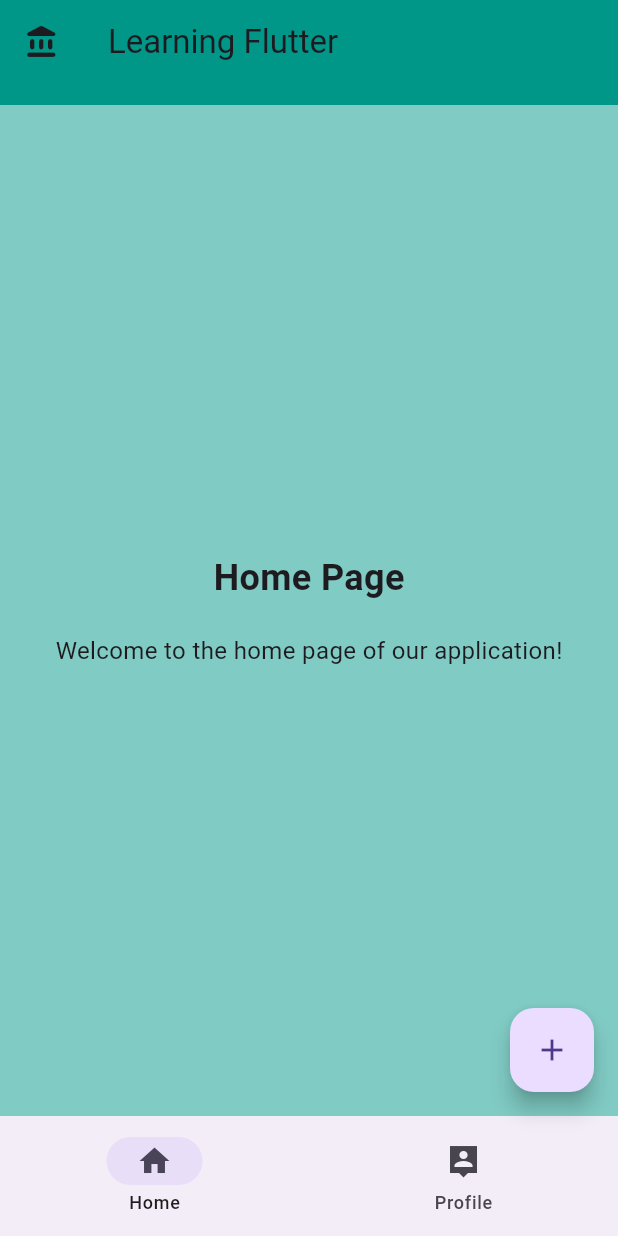
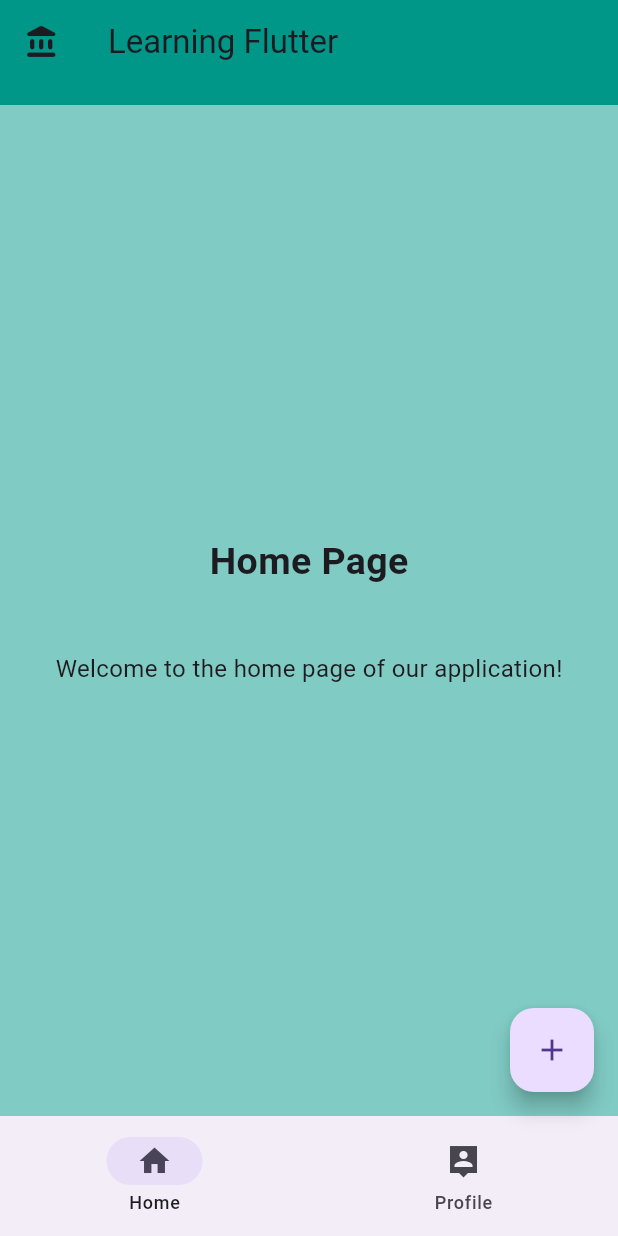
Before and after one commit to syash5/flutter-sample, a Flutter app: the screen it shows after launch, on a phone screen of 412 x 824 dp. Run offline on Flutter 3.47's test engine with Material 3 defaults, Android fonts, the phone set to English and light mode, and no system bars; Roboto replaces fonts that are missing (NotoSans).

```diff
--- /dev/null
+++ b/lib/core/constants/noto_style_constants.dart
@@ -0,0 +1,19 @@
+import 'package:flutter/material.dart';
+
+class NotoSansStyles {
+  NotoSansStyles._();
+
+  static const String _fontFamily = 'NotoSans';
+
+  static final TextStyle text6_regular = TextStyle(
+    fontFamily: _fontFamily,
+    fontWeight: FontWeight.normal,
+    fontSize: 6,
+  );
+
+  static final TextStyle text25_extraBold = TextStyle(
+    fontFamily: _fontFamily,
+    fontWeight: FontWeight.w700,
+    fontSize: 25,
+  );
+}
--- /dev/null
+++ b/lib/core/constants/theme_constant.dart
@@ -0,0 +1,6 @@
+import 'package:flutter/material.dart';
+
+class ThemeConstant {
+  // Todo: define the theme data and use it in the root
+  static final ThemeData lightTheme = ThemeData();
+}
--- a/lib/feature/body_screen/body_screen.dart
+++ b/lib/feature/body_screen/body_screen.dart
@@ -4,16 +4,17 @@ import 'package:flutter_sample/feature/profilepage/profile_page.dart';
 
 class BodyScreen extends StatelessWidget {
   final int navigationMenuIndex;
-  const BodyScreen({super.key,required this.navigationMenuIndex});
+  const BodyScreen({super.key, required this.navigationMenuIndex});
 
   @override
   Widget build(BuildContext context) {
-    if(navigationMenuIndex == 0) {
+    if (navigationMenuIndex == 0) {
       return HomePage();
     } else if (navigationMenuIndex == 1) {
       return ProfilePage();
     } else {
       return Center(
+        // TODO: add all the constants properly
         child: Text('Invalid Menu Index'),
       );
     }
--- a/lib/feature/default_home_screen/default_home_page.dart
+++ b/lib/feature/default_home_screen/default_home_page.dart
@@ -1,6 +1,7 @@
 import 'package:flutter/material.dart';
 import 'package:flutter_sample/core/common_widgets/molecules/common_app_bar_widget.dart';
 import 'package:flutter_sample/core/constants/string_constants.dart';
+import 'package:flutter_sample/core/utils/ui_helper.dart';
 import 'package:flutter_sample/feature/body_screen/body_screen.dart';
 
 class DefaultHomePage extends StatefulWidget {
@@ -18,20 +19,27 @@ class _DefaultHomePageState extends State<DefaultHomePage> {
   Widget build(BuildContext context) {
     return Scaffold(
       appBar: CommonAppBar(),
-      drawer: SafeArea(
-        child: Drawer(
-          child: Column(
-            children: [
-              DrawerHeader(child: Text('Drawer')),
-              ListTile(title: Text('Logout')),
-            ],
-          ),
+      // TODO: add proper drawer implmentation
+      drawer: Drawer(
+        child: Column(
+          children: [
+            // TODO: add all the constants properly
+            DrawerHeader(child: Text('Drawer')),
+            ListTile(title: Text('Logout')),
+          ],
         ),
       ),
       floatingActionButton: FloatingActionButton(
         onPressed: () {
           appName = "Changed";
+          // TODO: foundation package has the debug mode so add the kDebugMode so that this line
+          //  doesn't get executed on the profile or release mode
           print('button clicked');
+          // TODO: snackbar implmentation and duration and error, success etc.
+          // UIHelper.snackBar(message, context, duration: SnackbarDuration.long, type: SnackBarType
+          // .success);
+
+          UIHelper.showMyDialog(context);
           setState(() {});
         },
         child: Icon(Icons.add),
@@ -40,6 +48,7 @@ class _DefaultHomePageState extends State<DefaultHomePage> {
       backgroundColor: Colors.teal[200],
       bottomNavigationBar: NavigationBar(
         destinations: [
+          // TODO: add all the constants properly
           NavigationDestination(icon: Icon(Icons.home), label: 'Home'),
           NavigationDestination(icon: Icon(Icons.person_pin_sharp), label: 'Profile'),
         ],
@@ -47,6 +56,8 @@ class _DefaultHomePageState extends State<DefaultHomePage> {
         onDestinationSelected: (int value) {
           selectedIndex = value;
           setState(() {});
+          // TODO: foundation package has the debug mode so add the kDebugMode so that this line
+          //  doesn't get executed on the profile or release mode
           print(value);
         },
       ),
--- a/lib/feature/homepage/home_page.dart
+++ b/lib/feature/homepage/home_page.dart
@@ -1,5 +1,5 @@
 import 'package:flutter/material.dart';
-
+import 'package:flutter_sample/core/constants/noto_style_constants.dart';
 
 class HomePage extends StatefulWidget {
   const HomePage({super.key});
@@ -12,15 +12,12 @@ class _HomePageState extends State<HomePage> {
   @override
   Widget build(BuildContext context) {
     return Center(
-      child: const Column(
+      child: Column(
         mainAxisAlignment: MainAxisAlignment.center,
         children: [
-          Text(
-            'Home Page',
-            style: TextStyle(fontSize: 24, fontWeight: FontWeight.bold),
-          ),
-          SizedBox(height: 20),
-          Text(
+          Text('Home Page', style: NotoSansStyles.text25_extraBold),
+          SizedBox(height: MediaQuery.of(context).size.height * 0.05),
+          const Text(
             'Welcome to the home page of our application!',
             style: TextStyle(fontSize: 16),
           ),
--- a/lib/feature/homepage/widgets/tile_update_widget.dart
+++ b/lib/feature/homepage/widgets/tile_update_widget.dart
@@ -13,6 +13,8 @@ class tileUpdateWidget extends StatefulWidget {
 class _MyWidgetState extends State<tileUpdateWidget> {
   @override
   void initState() {
+    // TODO: foundation package has the debug mode so add the kDebugMode so that this line
+    //  doesn't get executed on the profile or release mode
     print("this is our API call");
     super.initState();
   }
@@ -44,6 +46,7 @@ class _MyWidgetState extends State<tileUpdateWidget> {
     return Container(
       child: ListTile(
         leading: const Icon(Icons.notification_add),
+        // TODO: constant values fix
         trailing: const Text('X', style: TextStyle(fontSize: 24)),
         title: Text(widget.title + counter.toString(), style: TextStyle(fontSize: 20)),
         tileColor: Colors.blue[200],
--- a/lib/main.dart
+++ b/lib/main.dart
@@ -11,6 +11,11 @@ class MyApp extends StatelessWidget {
 
   @override
   Widget build(BuildContext context) {
-    return MaterialApp(title: StringConstants.appTitle, home: const DefaultHomePage());
+    return MaterialApp(
+      title: StringConstants.appTitle,
+      home: const DefaultHomePage(),
+      themeMode: ThemeMode.system,
+      // theme: ,
+    );
   }
 }
--- a/pubspec.yaml
+++ b/pubspec.yaml
@@ -59,7 +59,7 @@ flutter:
 
   # To add assets to your application, add an assets section, like this:
   assets:
-    - images/bg.jpg
+    - assets/images/bg.jpg
   #   - images/a_dot_ham.jpeg
 
   # An image asset can refer to one or more resolution-specific "variants", see
```
Also changed, not shown: lib/assignment.txt (+20 -2 lines), lib/core/utils/ui_helper.dart (+8 -2 lines), lib/feature/profilepage/profile_page.dart (+4 -11 lines), assets/images/bg.jpg (renamed from lib/assets/images/bg.jpg).
